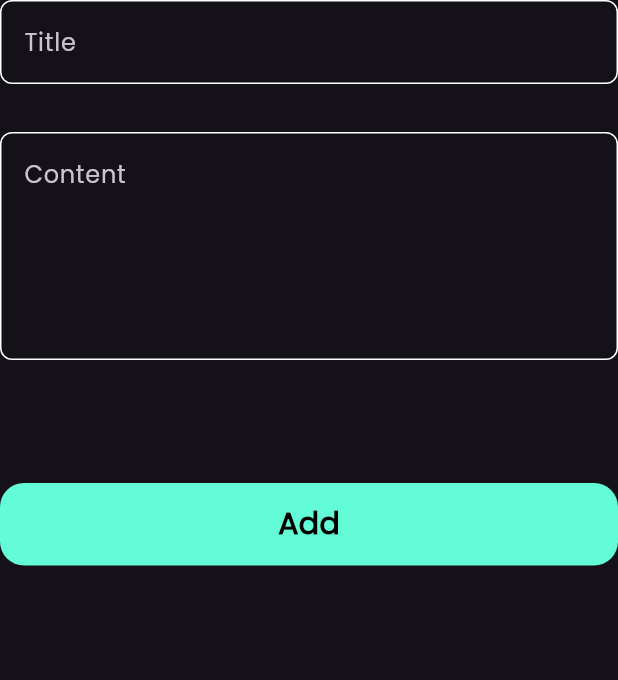
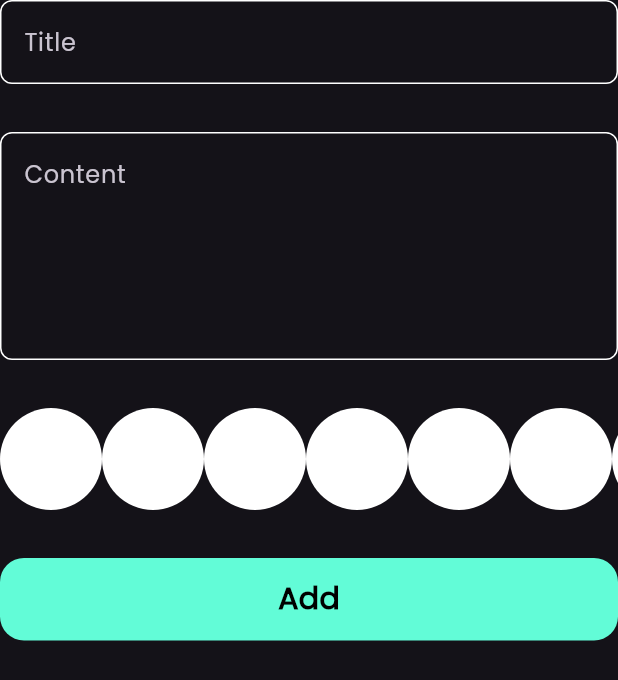
Before and after one commit to AbdllahAtef/notes_app, a Flutter app: the AddNoteForm widget shown alone on an empty page, opened directly, on a phone screen of 412 x 824 dp. Shown: the top 680 px of the screen. Run offline on Flutter 3.47's test engine with Material 3 defaults, Android fonts, the phone set to English and light mode, and no system bars; our stand-ins replace bloc, flutter_bloc, hive, hive_flutter; accounts and stored records are empty.

Commit message:
create color list part one

```diff
--- a/lib/widgets/add_note_form.dart
+++ b/lib/widgets/add_note_form.dart
@@ -4,10 +4,10 @@ import 'package:flutter/material.dart';
 import 'package:flutter_bloc/flutter_bloc.dart';
 import 'package:notes_app/cubits/add_note_cubit/add_notes_cubit.dart';
 import 'package:notes_app/models/note_model.dart';
+import 'package:notes_app/widgets/color_list.dart';
 import 'package:notes_app/widgets/custom_button.dart';
 import 'package:notes_app/widgets/custom_text_field.dart';
 import 'package:intl/intl.dart';
-
 
 class AddNoteForm extends StatefulWidget {
   const AddNoteForm({super.key});
@@ -42,7 +42,9 @@ class _AddNoteFormState extends State<AddNoteForm> {
             hint: 'Content',
             maxLines: 5,
           ),
-          const SizedBox(height: 82),
+          const SizedBox(height: 32),
+          const ColorList(),
+          const SizedBox(height: 32),
           BlocBuilder<AddNotesCubit, AddNotesState>(
             builder: (context, state) {
               return CustomButton(
@@ -54,7 +56,10 @@ class _AddNoteFormState extends State<AddNoteForm> {
                     var Notemodel = NoteModel(
                       title: title!,
                       subtitle: content!,
-                      createdAt:  DateFormat('yyyy-MM-dd').format(DateTime.now()).toString(),
+                      createdAt:
+                          DateFormat(
+                            'yyyy-MM-dd',
+                          ).format(DateTime.now()).toString(),
                       color: Colors.blueAccent.value,
                     );
                     BlocProvider.of<AddNotesCubit>(context).addNote(Notemodel);
--- /dev/null
+++ b/lib/widgets/color_list.dart
@@ -0,0 +1,28 @@
+// ignore_for_file: deprecated_member_use
+
+import 'package:flutter/material.dart';
+
+
+class ColorList extends StatelessWidget {
+  const ColorList({super.key});
+
+  @override
+  Widget build(BuildContext context) {
+    return SizedBox(
+      height: 68,
+      child: ListView.builder(
+        itemBuilder: (context, index) => const ColorItem(),
+        itemCount: 10,
+        scrollDirection: Axis.horizontal,
+      ),
+    );
+  }
+}
+class ColorItem extends StatelessWidget {
+  const ColorItem({super.key});
+
+  @override
+  Widget build(BuildContext context) {
+    return const CircleAvatar(backgroundColor: Colors.white, radius: 34);
+  }
+}
```
